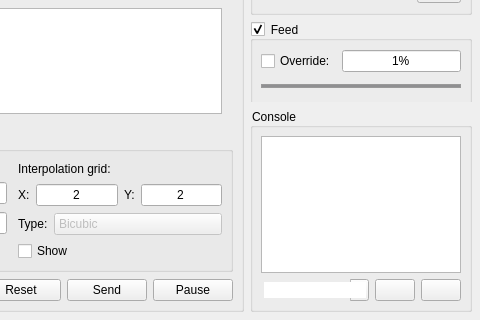
The window that frmmain.ui (Denvi/Candle) describes before a commit, drawn with Qt 5; both pictures show x 441 to 921 and y 569 to 889 of the 921 by 889 pixel window.
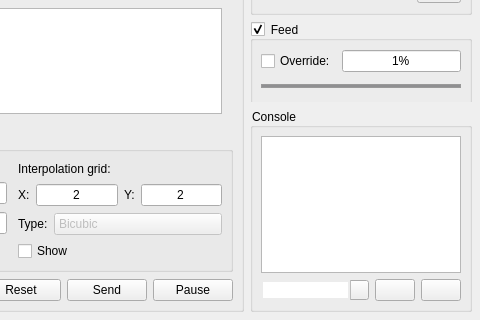
The same window after the commit. Icons and pictures are not drawn. Custom widgets are drawn as their Qt base class.

Commit message: Ubuntu screenshot added.

Patch:
```diff
--- a/frmmain.ui
+++ b/frmmain.ui
@@ -2618,7 +2618,8 @@
            <item>
             <widget class="ComboBox" name="cboCommand">
              <property name="styleSheet">
-              <string notr="true">QComboBox {
+              <string notr="true">/*
+QComboBox {
 	padding: 2 2;
 }
 
@@ -2630,7 +2631,8 @@
 QComboBox::down-arrow {
 	image: url(noimg);
 	border-width: 0;
-}</string>
+}
+*/</string>
              </property>
              <property name="editable">
               <bool>true</bool>
```
Left out of the diff: 10 changed lines with no effect on the pictures. The commit also changes 2 other files.
